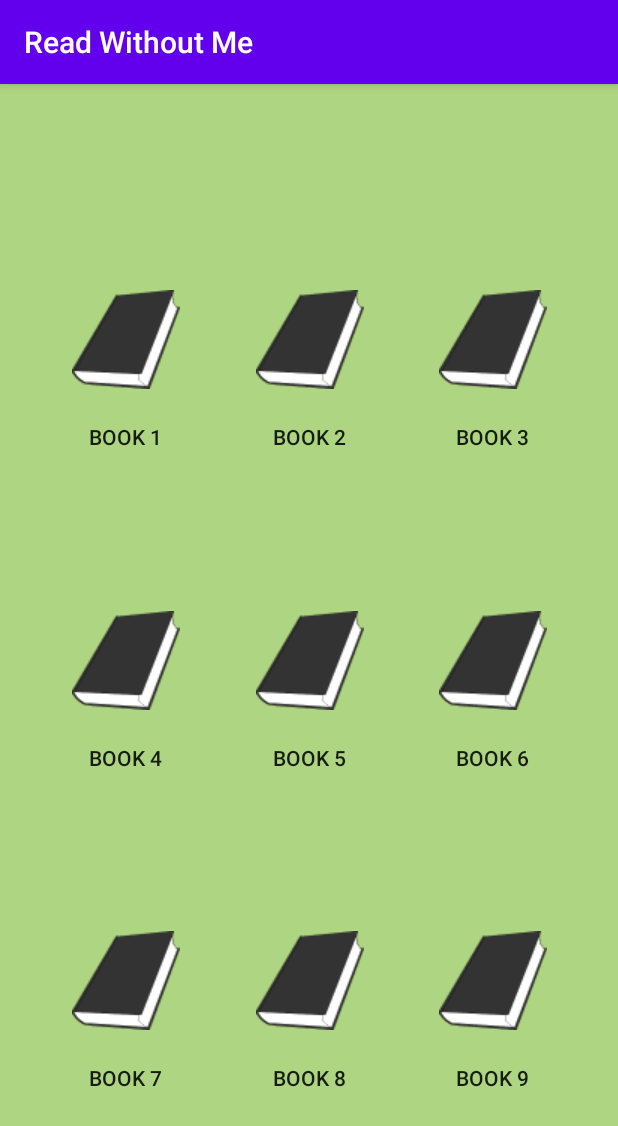
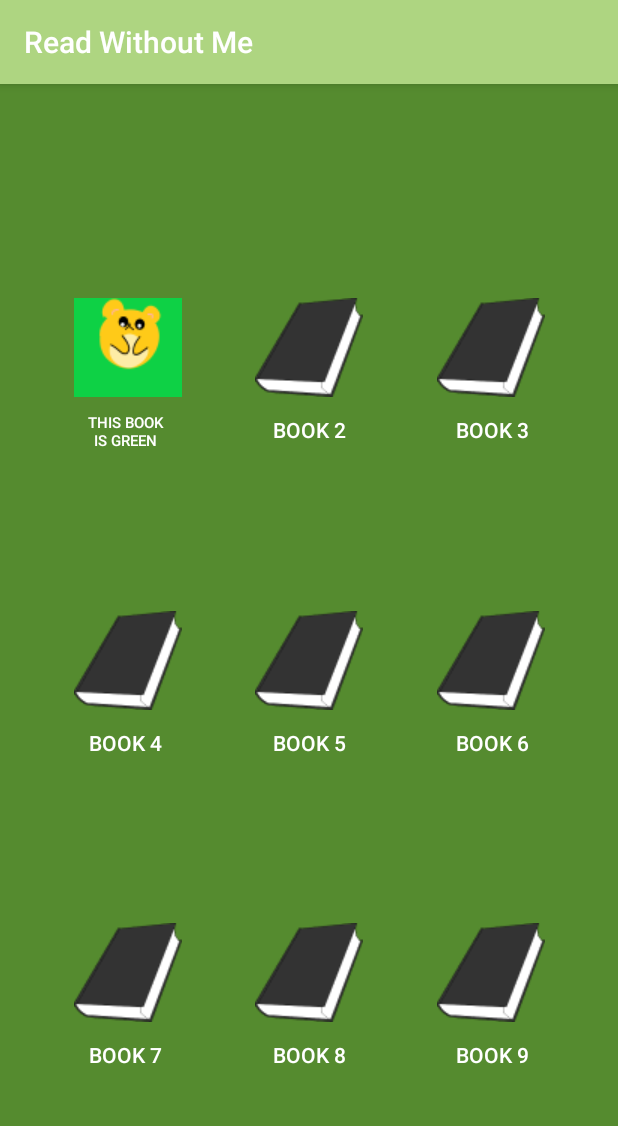
Before and after one commit to alprael/ReadWithoutMe, an Android app: the screen it shows after launch (BookActivity), on a phone screen of 412 x 824 dp. Shown: the top 1126 px of the screen. Run offline under Robolectric (Android 15) with nearby library versions, the phone set to English and light mode, and no system bars; our stand-ins replace Room's generated code; libraries missing offline, so code that uses them is left out: android.arch.persistence, com.facebook.stetho; 1 statement that could not run was skipped.

Commit message:
just messing with ui

```diff
--- a/app/src/main/java/com/alprael/readwithoutme/controller/BookActivity.java
+++ b/app/src/main/java/com/alprael/readwithoutme/controller/BookActivity.java
@@ -23,6 +23,7 @@ public class BookActivity extends AppCompatActivity {
   protected void onCreate(Bundle savedInstanceState) {
     super.onCreate(savedInstanceState);
     setContentView(R.layout.activity_book);
+
 
     database = BookDatabase.getInstance(this);
     new BookTask().execute();
--- /dev/null
+++ b/app/src/main/res/drawable/ic_library_books.xml
@@ -0,0 +1,5 @@
+<vector android:height="24dp" android:tint="#FFFFFF"
+    android:viewportHeight="24.0" android:viewportWidth="24.0"
+    android:width="24dp" xmlns:android="http://schemas.android.com/apk/res/android">
+    <path android:fillColor="#FF000000" android:pathData="M4,6L2,6v14c0,1.1 0.9,2 2,2h14v-2L4,20L4,6zM20,2L8,2c-1.1,0 -2,0.9 -2,2v12c0,1.1 0.9,2 2,2h12c1.1,0 2,-0.9 2,-2L22,4c0,-1.1 -0.9,-2 -2,-2zM19,11L9,11L9,9h10v2zM15,15L9,15v-2h6v2zM19,7L9,7L9,5h10v2z"/>
+</vector>
--- a/app/src/main/res/drawable/ic_pause.xml
+++ b/app/src/main/res/drawable/ic_pause.xml
@@ -4,6 +4,6 @@
         android:viewportWidth="24.0"
         android:viewportHeight="24.0">
     <path
-        android:fillColor="#FFFFFFFF"
+        android:fillColor="#000000"
         android:pathData="M6,19h4L10,5L6,5v14zM14,5v14h4L18,5h-4z"/>
 </vector>
--- a/app/src/main/res/drawable/ic_play_arrow.xml
+++ b/app/src/main/res/drawable/ic_play_arrow.xml
@@ -4,6 +4,6 @@
         android:viewportWidth="24.0"
         android:viewportHeight="24.0">
     <path
-        android:fillColor="#FFFFFFFF"
+        android:fillColor="#000000"
         android:pathData="M8,5v14l11,-7z"/>
 </vector>
--- /dev/null
+++ b/app/src/main/res/drawable/ic_refresh_black_24dp.xml
@@ -0,0 +1,5 @@
+<vector android:height="24dp" android:tint="#FFFFFF"
+    android:viewportHeight="24.0" android:viewportWidth="24.0"
+    android:width="24dp" xmlns:android="http://schemas.android.com/apk/res/android">
+    <path android:fillColor="#FF000000" android:pathData="M17.65,6.35C16.2,4.9 14.21,4 12,4c-4.42,0 -7.99,3.58 -7.99,8s3.57,8 7.99,8c3.73,0 6.84,-2.55 7.73,-6h-2.08c-0.82,2.33 -3.04,4 -5.65,4 -3.31,0 -6,-2.69 -6,-6s2.69,-6 6,-6c1.66,0 3.14,0.69 4.22,1.78L13,11h7V4l-2.35,2.35z"/>
+</vector>
--- a/app/src/main/res/layout/activity_book.xml
+++ b/app/src/main/res/layout/activity_book.xml
@@ -5,7 +5,7 @@
   xmlns:tools="http://schemas.android.com/tools"
   android:layout_width="match_parent"
   android:layout_height="match_parent"
-  android:background="@color/book_color"
+  android:background="@color/colorPrimaryDark"
   tools:context=".controller.BookActivity">
 
   <Button
@@ -13,13 +13,15 @@
     style="@style/Widget.AppCompat.Button.Borderless"
     android:layout_width="78dp"
     android:layout_height="44dp"
-    android:text="Book 1"
+    android:text="This Book is Green"
     app:layout_constraintBottom_toTopOf="@+id/imageButton4"
     app:layout_constraintEnd_toStartOf="@+id/button2"
     app:layout_constraintHorizontal_bias="0.5"
     app:layout_constraintStart_toStartOf="parent"
     app:layout_constraintTop_toBottomOf="@+id/imageButton1"
-    app:layout_constraintVertical_bias="0.0"/>
+    app:layout_constraintVertical_bias="0.0"
+    android:textSize="10sp"
+    android:textColor="#FFFFFFFF"/>
   <Button
     android:id="@+id/button2"
     style="@style/Widget.AppCompat.Button.Borderless"
@@ -31,7 +33,8 @@
     app:layout_constraintHorizontal_bias="0.5"
     app:layout_constraintStart_toEndOf="@+id/button1"
     app:layout_constraintTop_toBottomOf="@+id/imageButton2"
-    app:layout_constraintVertical_bias="0.0"/>
+    app:layout_constraintVertical_bias="0.0"
+    android:textColor="#FFFFFFFF"/>
   <Button
     android:id="@+id/button3"
     style="@style/Widget.AppCompat.Button.Borderless"
@@ -43,7 +46,8 @@
     app:layout_constraintHorizontal_bias="0.5"
     app:layout_constraintStart_toEndOf="@+id/button2"
     app:layout_constraintTop_toBottomOf="@+id/imageButton3"
-    app:layout_constraintVertical_bias="0.0"/>
+    app:layout_constraintVertical_bias="0.0"
+    android:textColor="#FFFFFFFF"/>
   <Button
     android:id="@+id/button6"
     style="@style/Widget.AppCompat.Button.Borderless"
@@ -55,7 +59,8 @@
     app:layout_constraintHorizontal_bias="0.5"
     app:layout_constraintStart_toEndOf="@+id/button5"
     app:layout_constraintTop_toBottomOf="@+id/imageButton6"
-    app:layout_constraintVertical_bias="0.0"/>
+    app:layout_constraintVertical_bias="0.0"
+    android:textColor="#FFFFFFFF"/>
   <Button
     android:id="@+id/button5"
     style="@style/Widget.AppCompat.Button.Borderless"
@@ -67,7 +72,8 @@
     app:layout_constraintHorizontal_bias="0.5"
     app:layout_constraintStart_toEndOf="@+id/button4"
     app:layout_constraintTop_toBottomOf="@+id/imageButton5"
-    app:layout_constraintVertical_bias="0.0"/>
+    app:layout_constraintVertical_bias="0.0"
+    android:textColor="#FFFFFFFF"/>
   <Button
     android:id="@+id/button4"
     style="@style/Widget.AppCompat.Button.Borderless"
@@ -79,7 +85,8 @@
     app:layout_constraintHorizontal_bias="0.5"
     app:layout_constraintStart_toStartOf="parent"
     app:layout_constraintTop_toBottomOf="@+id/imageButton4"
-    app:layout_constraintVertical_bias="0.0"/>
+    app:layout_constraintVertical_bias="0.0"
+    android:textColor="#FFFFFFFF"/>
   <Button
     android:id="@+id/button7"
     style="@style/Widget.AppCompat.Button.Borderless"
@@ -91,7 +98,8 @@
     app:layout_constraintHorizontal_bias="0.5"
     app:layout_constraintStart_toStartOf="parent"
     app:layout_constraintTop_toBottomOf="@+id/imageButton7"
-    app:layout_constraintVertical_bias="0.0"/>
+    app:layout_constraintVertical_bias="0.0"
+    android:textColor="#FFFFFFFF"/>
   <Button
     android:id="@+id/button8"
     style="@style/Widget.AppCompat.Button.Borderless"
@@ -103,7 +111,8 @@
     app:layout_constraintHorizontal_bias="0.5"
     app:layout_constraintStart_toEndOf="@+id/button7"
     app:layout_constraintTop_toBottomOf="@+id/imageButton8"
-    app:layout_constraintVertical_bias="0.0"/>
+    app:layout_constraintVertical_bias="0.0"
+    android:textColor="#FFFFFFFF"/>
   <Button
     android:id="@+id/button9"
     style="@style/Widget.AppCompat.Button.Borderless"
@@ -115,25 +124,24 @@
     app:layout_constraintHorizontal_bias="0.5"
     app:layout_constraintStart_toEndOf="@+id/button8"
     app:layout_constraintTop_toBottomOf="@+id/imageButton9"
-    app:layout_constraintVertical_bias="0.0"/>
+    app:layout_constraintVertical_bias="0.0"
+    android:textColor="#FFFFFFFF"/>
   <ImageButton
     android:id="@+id/imageButton1"
-    android:layout_width="78dp"
-    android:layout_height="86dp"
-    android:adjustViewBounds="false"
+    android:layout_width="72dp"
+    android:layout_height="66dp"
     android:background="@null"
     android:cropToPadding="false"
-    android:src="@drawable/book_img"
+    android:src="@drawable/the_green_book_cover"
     app:layout_constraintBottom_toTopOf="@+id/imageButton4"
     app:layout_constraintEnd_toStartOf="@+id/imageButton2"
     app:layout_constraintHorizontal_bias="0.5"
     app:layout_constraintStart_toStartOf="parent"
-    app:layout_constraintTop_toTopOf="parent"
-    style="@style/Base.CardView"/>
+    app:layout_constraintTop_toTopOf="parent"/>
   <ImageButton
     android:id="@+id/imageButton2"
-    android:layout_width="78dp"
-    android:layout_height="86dp"
+    android:layout_width="72dp"
+    android:layout_height="66dp"
     android:background="@null"
     android:src="@drawable/book_img"
     app:layout_constraintBottom_toTopOf="@+id/imageButton5"
@@ -143,8 +151,8 @@
     app:layout_constraintTop_toTopOf="parent"/>
   <ImageButton
     android:id="@+id/imageButton3"
-    android:layout_width="78dp"
-    android:layout_height="86dp"
+    android:layout_width="72dp"
+    android:layout_height="66dp"
     android:background="@null"
     android:src="@drawable/book_img"
     app:layout_constraintBottom_toTopOf="@+id/imageButton6"
@@ -154,8 +162,8 @@
     app:layout_constraintTop_toTopOf="parent"/>
   <ImageButton
     android:id="@+id/imageButton4"
-    android:layout_width="78dp"
-    android:layout_height="86dp"
+    android:layout_width="72dp"
+    android:layout_height="66dp"
     android:background="@null"
     android:src="@drawable/book_img"
     app:layout_constraintBottom_toTopOf="@+id/imageButton7"
@@ -165,8 +173,8 @@
     app:layout_constraintTop_toBottomOf="@+id/imageButton1"/>
   <ImageButton
     android:id="@+id/imageButton5"
-    android:layout_width="78dp"
-    android:layout_height="86dp"
+    android:layout_width="72dp"
+    android:layout_height="66dp"
     android:background="@null"
     android:src="@drawable/book_img"
     app:layout_constraintBottom_toTopOf="@+id/imageButton8"
@@ -176,8 +184,8 @@
     app:layout_constraintTop_toBottomOf="@+id/imageButton2"/>
   <ImageButton
     android:id="@+id/imageButton6"
-    android:layout_width="78dp"
-    android:layout_height="86dp"
+    android:layout_width="72dp"
+    android:layout_height="66dp"
     android:background="@null"
     android:src="@drawable/book_img"
     app:layout_constraintBottom_toTopOf="@+id/imageButton9"
@@ -187,8 +195,8 @@
     app:layout_constraintTop_toBottomOf="@+id/imageButton3"/>
   <ImageButton
     android:id="@+id/imageButton7"
-    android:layout_width="78dp"
-    android:layout_height="86dp"
+    android:layout_width="72dp"
+    android:layout_height="66dp"
     android:background="@null"
     android:src="@drawable/book_img"
     app:layout_constraintBottom_toBottomOf="parent"
@@ -198,8 +206,8 @@
     app:layout_constraintTop_toBottomOf="@+id/imageButton4"/>
   <ImageButton
     android:id="@+id/imageButton8"
-    android:layout_width="78dp"
-    android:layout_height="86dp"
+    android:layout_width="72dp"
+    android:layout_height="66dp"
     android:background="@null"
     android:src="@drawable/book_img"
     app:layout_constraintBottom_toBottomOf="parent"
@@ -209,8 +217,8 @@
     app:layout_constraintTop_toBottomOf="@+id/imageButton5"/>
   <ImageButton
     android:id="@+id/imageButton9"
-    android:layout_width="78dp"
-    android:layout_height="86dp"
+    android:layout_width="72dp"
+    android:layout_height="66dp"
     android:background="@null"
     android:src="@drawable/book_img"
     app:layout_constraintBottom_toBottomOf="parent"
@@ -225,6 +233,7 @@
     android:layout_height="match_parent"
     android:orientation="vertical"
     tools:layout_editor_absoluteX="0dp"
-    tools:layout_editor_absoluteY="36dp"></LinearLayout>
+    tools:layout_editor_absoluteY="0dp"
+    tools:ignore="MissingConstraints"/>
 
 </android.support.constraint.ConstraintLayout>
--- a/app/src/main/res/layout/fragment_quiz.xml
+++ b/app/src/main/res/layout/fragment_quiz.xml
@@ -3,7 +3,7 @@
   xmlns:tools="http://schemas.android.com/tools"
   android:layout_width="match_parent"
   android:layout_height="match_parent"
-  android:background="@color/book_color"
+  android:background="@color/colorPrimary"
   tools:context=".controller.QuizFragment">
 
   <TextView
--- a/app/src/main/res/menu/fragment_menu.xml
+++ b/app/src/main/res/menu/fragment_menu.xml
@@ -8,10 +8,14 @@
     app:showAsAction="always"
     android:icon="@drawable/ic_play_arrow"/>
   <item
-    android:id="@+id/stop_button"
+    android:id="@+id/pause_button"
     android:title="@string/stop"
     app:showAsAction="always"
     android:icon="@drawable/ic_pause"/>
+  <item
+    android:id="@+id/reset_button"
+    app:showAsAction="never"
+    android:title="@string/reset"/>
   <item
     android:id="@+id/quiz_button"
     android:title="@string/quiz"
--- a/app/src/main/res/values/colors.xml
+++ b/app/src/main/res/values/colors.xml
@@ -1,7 +1,6 @@
 <?xml version="1.0" encoding="utf-8"?>
 <resources>
-  <color name="colorPrimary">#6200EE</color>
-  <color name="colorPrimaryDark">#303F9F</color>
+  <color name="colorPrimary">#AED581</color>
+  <color name="colorPrimaryDark">#558B2F</color>
   <color name="colorAccent">#3700B3</color>
-  <color name="book_color">#AED581</color>
 </resources>
--- a/app/src/main/res/values/strings.xml
+++ b/app/src/main/res/values/strings.xml
@@ -7,4 +7,5 @@
   <string name="GreenBookQuestion3">What mattered at the end?</string>
   <string name="start">Start</string>
   <string name="stop">Stop</string>
+  <string name="reset">Reset</string>
 </resources>
--- a/app/src/main/res/values/styles.xml
+++ b/app/src/main/res/values/styles.xml
@@ -7,10 +7,10 @@
     <item name="colorPrimaryDark">@color/colorPrimaryDark</item>
     <item name="colorAccent">@color/colorAccent</item>
   </style>
+
 <style name="QuizStyle" parent="AppTheme">
   <item name="android:textSize">25dp</item>
   <item name="android:textStyle">bold</item>
   <item name="android:padding">8dp</item>
-
 </style>
 </resources>
```
Also changed, not shown: app/src/main/java/com/alprael/readwithoutme/controller/BookFragment.java (+45 -35 lines), app/src/main/res/layout/fragment_book.xml (+11 -12 lines), app/src/main/res/drawable-v24/book_img_192.png (added), app/src/main/res/drawable/the_green_book_cover.png (added).
